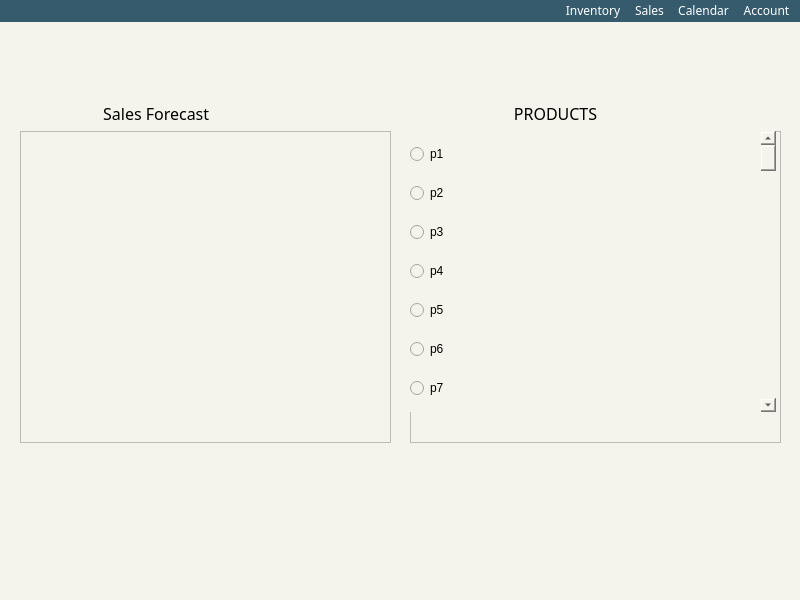
Old version of the form salesForecast.ui in the repository ongchangco/Economystique2.
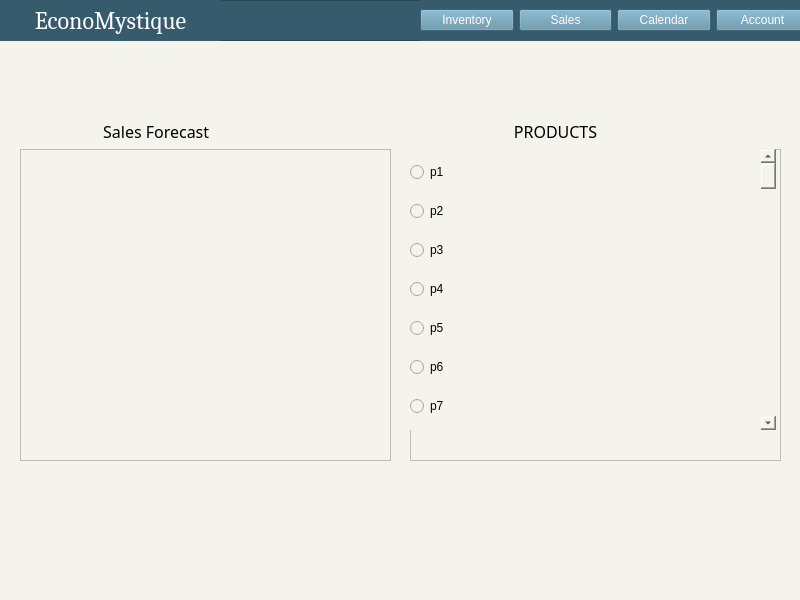
New version of the form. Icons and pictures are not drawn.

Commit message: edited buttons and logo on UIs

```diff
--- a/salesForecast.ui
+++ b/salesForecast.ui
@@ -438,7 +438,7 @@
     <property name="geometry">
      <rect>
       <x>410</x>
-      <y>80</y>
+      <y>120</y>
       <width>371</width>
       <height>341</height>
      </rect>
@@ -547,7 +547,7 @@
     <property name="geometry">
      <rect>
       <x>20</x>
-      <y>80</y>
+      <y>120</y>
       <width>371</width>
       <height>341</height>
      </rect>
@@ -571,467 +571,109 @@
      </item>
     </layout>
    </widget>
-  </widget>
-  <widget class="QMenuBar" name="menubar">
-   <property name="geometry">
-    <rect>
-     <x>0</x>
-     <y>0</y>
-     <width>800</width>
-     <height>43</height>
-    </rect>
-   </property>
-   <property name="palette">
-    <palette>
-     <active>
-      <colorrole role="WindowText">
-       <brush brushstyle="SolidPattern">
-        <color alpha="255">
-         <red>255</red>
-         <green>255</green>
-         <blue>255</blue>
-        </color>
-       </brush>
-      </colorrole>
-      <colorrole role="Button">
-       <brush brushstyle="SolidPattern">
-        <color alpha="255">
-         <red>54</red>
-         <green>91</green>
-         <blue>109</blue>
-        </color>
-       </brush>
-      </colorrole>
-      <colorrole role="Light">
-       <brush brushstyle="SolidPattern">
-        <color alpha="255">
-         <red>81</red>
-         <green>137</green>
-         <blue>164</blue>
-        </color>
-       </brush>
-      </colorrole>
-      <colorrole role="Midlight">
-       <brush brushstyle="SolidPattern">
-        <color alpha="255">
-         <red>67</red>
-         <green>114</green>
-         <blue>136</blue>
-        </color>
-       </brush>
-      </colorrole>
-      <colorrole role="Dark">
-       <brush brushstyle="SolidPattern">
-        <color alpha="255">
-         <red>27</red>
-         <green>45</green>
-         <blue>54</blue>
-        </color>
-       </brush>
-      </colorrole>
-      <colorrole role="Mid">
-       <brush brushstyle="SolidPattern">
-        <color alpha="255">
-         <red>36</red>
-         <green>60</green>
-         <blue>72</blue>
-        </color>
-       </brush>
-      </colorrole>
-      <colorrole role="Text">
-       <brush brushstyle="SolidPattern">
-        <color alpha="255">
-         <red>255</red>
-         <green>255</green>
-         <blue>255</blue>
-        </color>
-       </brush>
-      </colorrole>
-      <colorrole role="BrightText">
-       <brush brushstyle="SolidPattern">
-        <color alpha="255">
-         <red>255</red>
-         <green>255</green>
-         <blue>255</blue>
-        </color>
-       </brush>
-      </colorrole>
-      <colorrole role="ButtonText">
-       <brush brushstyle="SolidPattern">
-        <color alpha="255">
-         <red>255</red>
-         <green>255</green>
-         <blue>255</blue>
-        </color>
-       </brush>
-      </colorrole>
-      <colorrole role="Base">
-       <brush brushstyle="SolidPattern">
-        <color alpha="255">
-         <red>54</red>
-         <green>91</green>
-         <blue>109</blue>
-        </color>
-       </brush>
-      </colorrole>
-      <colorrole role="Window">
-       <brush brushstyle="SolidPattern">
-        <color alpha="255">
-         <red>54</red>
-         <green>91</green>
-         <blue>109</blue>
-        </color>
-       </brush>
-      </colorrole>
-      <colorrole role="Shadow">
-       <brush brushstyle="SolidPattern">
-        <color alpha="255">
-         <red>0</red>
-         <green>0</green>
-         <blue>0</blue>
-        </color>
-       </brush>
-      </colorrole>
-      <colorrole role="AlternateBase">
-       <brush brushstyle="SolidPattern">
-        <color alpha="255">
-         <red>27</red>
-         <green>45</green>
-         <blue>54</blue>
-        </color>
-       </brush>
-      </colorrole>
-      <colorrole role="ToolTipBase">
-       <brush brushstyle="SolidPattern">
-        <color alpha="255">
-         <red>255</red>
-         <green>255</green>
-         <blue>220</blue>
-        </color>
-       </brush>
-      </colorrole>
-      <colorrole role="ToolTipText">
-       <brush brushstyle="SolidPattern">
-        <color alpha="255">
-         <red>0</red>
-         <green>0</green>
-         <blue>0</blue>
-        </color>
-       </brush>
-      </colorrole>
-     </active>
-     <inactive>
-      <colorrole role="WindowText">
-       <brush brushstyle="SolidPattern">
-        <color alpha="255">
-         <red>255</red>
-         <green>255</green>
-         <blue>255</blue>
-        </color>
-       </brush>
-      </colorrole>
-      <colorrole role="Button">
-       <brush brushstyle="SolidPattern">
-        <color alpha="255">
-         <red>54</red>
-         <green>91</green>
-         <blue>109</blue>
-        </color>
-       </brush>
-      </colorrole>
-      <colorrole role="Light">
-       <brush brushstyle="SolidPattern">
-        <color alpha="255">
-         <red>81</red>
-         <green>137</green>
-         <blue>164</blue>
-        </color>
-       </brush>
-      </colorrole>
-      <colorrole role="Midlight">
-       <brush brushstyle="SolidPattern">
-        <color alpha="255">
-         <red>67</red>
-         <green>114</green>
-         <blue>136</blue>
-        </color>
-       </brush>
-      </colorrole>
-      <colorrole role="Dark">
-       <brush brushstyle="SolidPattern">
-        <color alpha="255">
-         <red>27</red>
-         <green>45</green>
-         <blue>54</blue>
-        </color>
-       </brush>
-      </colorrole>
-      <colorrole role="Mid">
-       <brush brushstyle="SolidPattern">
-        <color alpha="255">
-         <red>36</red>
-         <green>60</green>
-         <blue>72</blue>
-        </color>
-       </brush>
-      </colorrole>
-      <colorrole role="Text">
-       <brush brushstyle="SolidPattern">
-        <color alpha="255">
-         <red>255</red>
-         <green>255</green>
-         <blue>255</blue>
-        </color>
-       </brush>
-      </colorrole>
-      <colorrole role="BrightText">
-       <brush brushstyle="SolidPattern">
-        <color alpha="255">
-         <red>255</red>
-         <green>255</green>
-         <blue>255</blue>
-        </color>
-       </brush>
-      </colorrole>
-      <colorrole role="ButtonText">
-       <brush brushstyle="SolidPattern">
-        <color alpha="255">
-         <red>255</red>
-         <green>255</green>
-         <blue>255</blue>
-        </color>
-       </brush>
-      </colorrole>
-      <colorrole role="Base">
-       <brush brushstyle="SolidPattern">
-        <color alpha="255">
-         <red>54</red>
-         <green>91</green>
-         <blue>109</blue>
-        </color>
-       </brush>
-      </colorrole>
-      <colorrole role="Window">
-       <brush brushstyle="SolidPattern">
-        <color alpha="255">
-         <red>54</red>
-         <green>91</green>
-         <blue>109</blue>
-        </color>
-       </brush>
-      </colorrole>
-      <colorrole role="Shadow">
-       <brush brushstyle="SolidPattern">
-        <color alpha="255">
-         <red>0</red>
-         <green>0</green>
-         <blue>0</blue>
-        </color>
-       </brush>
-      </colorrole>
-      <colorrole role="AlternateBase">
-       <brush brushstyle="SolidPattern">
-        <color alpha="255">
-         <red>27</red>
-         <green>45</green>
-         <blue>54</blue>
-        </color>
-       </brush>
-      </colorrole>
-      <colorrole role="ToolTipBase">
-       <brush brushstyle="SolidPattern">
-        <color alpha="255">
-         <red>255</red>
-         <green>255</green>
-         <blue>220</blue>
-        </color>
-       </brush>
-      </colorrole>
-      <colorrole role="ToolTipText">
-       <brush brushstyle="SolidPattern">
-        <color alpha="255">
-         <red>0</red>
-         <green>0</green>
-         <blue>0</blue>
-        </color>
-       </brush>
-      </colorrole>
-     </inactive>
-     <disabled>
-      <colorrole role="WindowText">
-       <brush brushstyle="SolidPattern">
-        <color alpha="255">
-         <red>255</red>
-         <green>255</green>
-         <blue>255</blue>
-        </color>
-       </brush>
-      </colorrole>
-      <colorrole role="Button">
-       <brush brushstyle="SolidPattern">
-        <color alpha="255">
-         <red>54</red>
-         <green>91</green>
-         <blue>109</blue>
-        </color>
-       </brush>
-      </colorrole>
-      <colorrole role="Light">
-       <brush brushstyle="SolidPattern">
-        <color alpha="255">
-         <red>81</red>
-         <green>137</green>
-         <blue>164</blue>
-        </color>
-       </brush>
-      </colorrole>
-      <colorrole role="Midlight">
-       <brush brushstyle="SolidPattern">
-        <color alpha="255">
-         <red>67</red>
-         <green>114</green>
-         <blue>136</blue>
-        </color>
-       </brush>
-      </colorrole>
-      <colorrole role="Dark">
-       <brush brushstyle="SolidPattern">
-        <color alpha="255">
-         <red>27</red>
-         <green>45</green>
-         <blue>54</blue>
-        </color>
-       </brush>
-      </colorrole>
-      <colorrole role="Mid">
-       <brush brushstyle="SolidPattern">
-        <color alpha="255">
-         <red>36</red>
-         <green>60</green>
-         <blue>72</blue>
-        </color>
-       </brush>
-      </colorrole>
-      <colorrole role="Text">
-       <brush brushstyle="SolidPattern">
-        <color alpha="255">
-         <red>255</red>
-         <green>255</green>
-         <blue>255</blue>
-        </color>
-       </brush>
-      </colorrole>
-      <colorrole role="BrightText">
-       <brush brushstyle="SolidPattern">
-        <color alpha="255">
-         <red>255</red>
-         <green>255</green>
-         <blue>255</blue>
-        </color>
-       </brush>
-      </colorrole>
-      <colorrole role="ButtonText">
-       <brush brushstyle="SolidPattern">
-        <color alpha="255">
-         <red>255</red>
-         <green>255</green>
-         <blue>255</blue>
-        </color>
-       </brush>
-      </colorrole>
-      <colorrole role="Base">
-       <brush brushstyle="SolidPattern">
-        <color alpha="255">
-         <red>54</red>
-         <green>91</green>
-         <blue>109</blue>
-        </color>
-       </brush>
-      </colorrole>
-      <colorrole role="Window">
-       <brush brushstyle="SolidPattern">
-        <color alpha="255">
-         <red>54</red>
-         <green>91</green>
-         <blue>109</blue>
-        </color>
-       </brush>
-      </colorrole>
-      <colorrole role="Shadow">
-       <brush brushstyle="SolidPattern">
-        <color alpha="255">
-         <red>0</red>
-         <green>0</green>
-         <blue>0</blue>
-        </color>
-       </brush>
-      </colorrole>
-      <colorrole role="AlternateBase">
-       <brush brushstyle="SolidPattern">
-        <color alpha="255">
-         <red>54</red>
-         <green>91</green>
-         <blue>109</blue>
-        </color>
-       </brush>
-      </colorrole>
-      <colorrole role="ToolTipBase">
-       <brush brushstyle="SolidPattern">
-        <color alpha="255">
-         <red>255</red>
-         <green>255</green>
-         <blue>220</blue>
-        </color>
-       </brush>
-      </colorrole>
-      <colorrole role="ToolTipText">
-       <brush brushstyle="SolidPattern">
-        <color alpha="255">
-         <red>0</red>
-         <green>0</green>
-         <blue>0</blue>
-        </color>
-       </brush>
-      </colorrole>
-     </disabled>
-    </palette>
-   </property>
-   <property name="font">
-    <font>
-     <family>Sans Serif Collection</family>
-    </font>
-   </property>
-   <property name="layoutDirection">
-    <enum>Qt::RightToLeft</enum>
-   </property>
-   <property name="styleSheet">
-    <string notr="true">background: #365b6d;
-color:white;</string>
-   </property>
-   <widget class="QMenu" name="menuProfile">
-    <property name="title">
-     <string>Account</string>
+   <widget class="QFrame" name="frame_2">
+    <property name="geometry">
+     <rect>
+      <x>0</x>
+      <y>0</y>
+      <width>801</width>
+      <height>41</height>
+     </rect>
     </property>
-   </widget>
-   <widget class="QMenu" name="menuCalendar">
-    <property name="title">
-     <string>Calendar</string>
+    <property name="styleSheet">
+     <string notr="true">background: #365b6d;</string>
     </property>
-   </widget>
-   <widget class="QMenu" name="menuSales">
-    <property name="title">
-     <string>Sales</string>
+    <property name="frameShape">
+     <enum>QFrame::StyledPanel</enum>
     </property>
-   </widget>
-   <widget class="QMenu" name="menuInventory">
-    <property name="title">
-     <string>Inventory</string>
+    <property name="frameShadow">
+     <enum>QFrame::Raised</enum>
     </property>
+    <widget class="QWidget" name="horizontalLayoutWidget_3">
+     <property name="geometry">
+      <rect>
+       <x>420</x>
+       <y>0</y>
+       <width>389</width>
+       <height>41</height>
+      </rect>
+     </property>
+     <layout class="QHBoxLayout" name="horizontalLayout_4">
+      <property name="spacing">
+       <number>5</number>
+      </property>
+      <item>
+       <widget class="QPushButton" name="pushButton_9">
+        <property name="styleSheet">
+         <string notr="true">background: #5b8ca4;
+color: white;</string>
+        </property>
+        <property name="text">
+         <string>Inventory</string>
+        </property>
+       </widget>
+      </item>
+      <item>
+       <widget class="QPushButton" name="pushButton_10">
+        <property name="styleSheet">
+         <string notr="true">background: #5b8ca4;
+color: white;</string>
+        </property>
+        <property name="text">
+         <string>Sales</string>
+        </property>
+       </widget>
+      </item>
+      <item>
+       <widget class="QPushButton" name="pushButton_11">
+        <property name="styleSheet">
+         <string notr="true">background: #5b8ca4;
+color: white;</string>
+        </property>
+        <property name="text">
+         <string>Calendar</string>
+        </property>
+       </widget>
+      </item>
+      <item>
+       <widget class="QPushButton" name="pushButton_12">
+        <property name="styleSheet">
+         <string notr="true">background: #5b8ca4;
+color: white;</string>
+        </property>
+        <property name="text">
+         <string>Account</string>
+        </property>
+       </widget>
+      </item>
+     </layout>
+    </widget>
+    <widget class="QLabel" name="titleLabel_3">
+     <property name="geometry">
+      <rect>
+       <x>0</x>
+       <y>0</y>
+       <width>221</width>
+       <height>41</height>
+      </rect>
+     </property>
+     <property name="font">
+      <font>
+       <family>Cambria</family>
+       <pointsize>18</pointsize>
+      </font>
+     </property>
+     <property name="styleSheet">
+      <string notr="true">color: white;</string>
+     </property>
+     <property name="text">
+      <string>EconoMystique</string>
+     </property>
+     <property name="alignment">
+      <set>Qt::AlignCenter</set>
+     </property>
+    </widget>
    </widget>
-   <addaction name="menuProfile"/>
-   <addaction name="menuCalendar"/>
-   <addaction name="menuSales"/>
-   <addaction name="menuInventory"/>
   </widget>
   <widget class="QStatusBar" name="statusbar"/>
  </widget>
```
Left out of the diff: 7 changed lines with no effect on the pictures. The commit also changes 7 other files.
